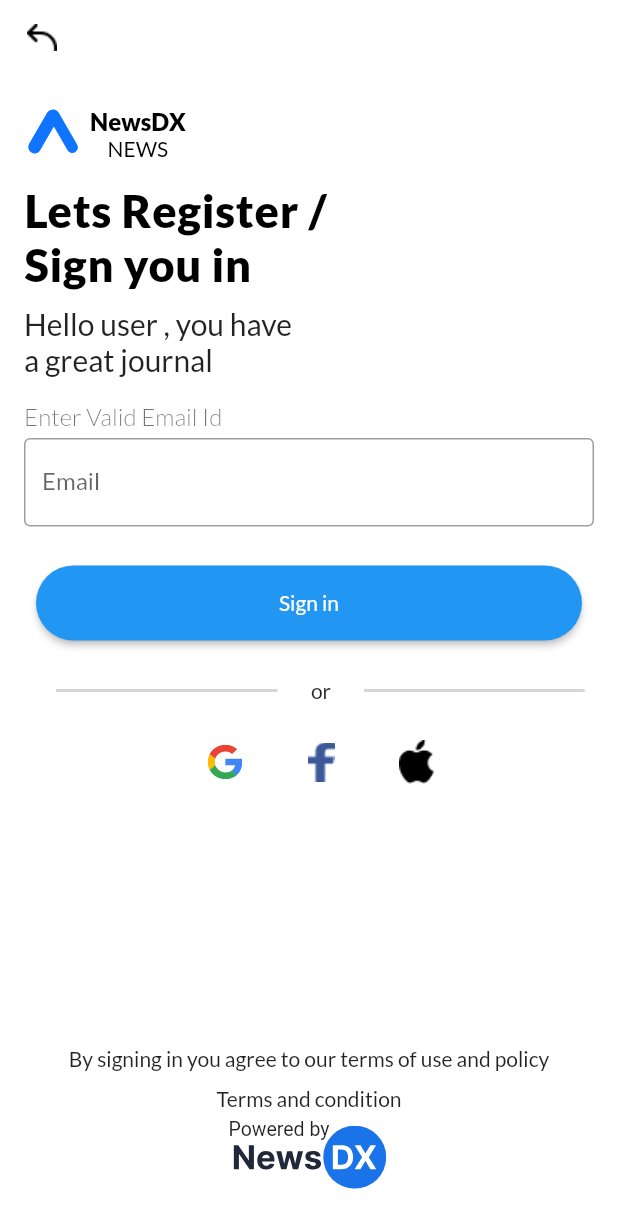
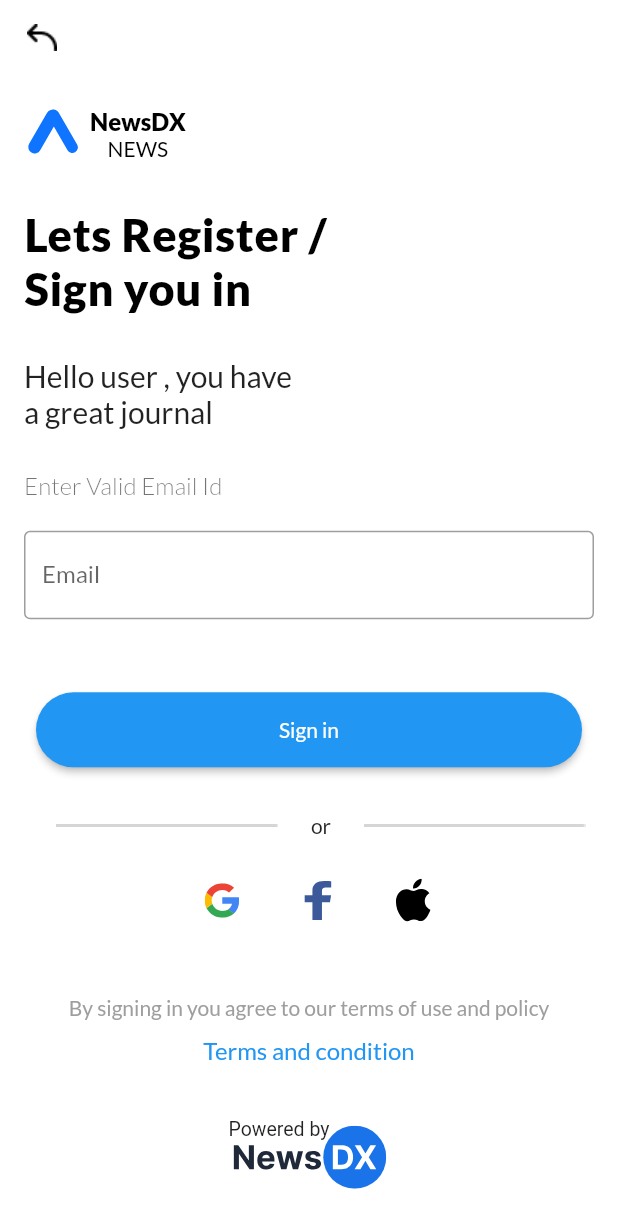
Before and after one commit to kamlesh12344321/NewsDXFlutter, a Flutter app: the screen it shows after launch, on a phone screen of 412 x 824 dp. Shown: the top 1228 px of the screen. Run offline on Flutter 3.47's test engine with Material 2 defaults, Android fonts, the phone set to English and light mode, and no system bars; our stand-ins replace cached_network_image, firebase_auth, firebase_core, flutter_svg, google_fonts, google_sign_in and 5 more; missing offline and left inert: dart:ffi, flutter_facebook_auth, sign_button, twitter_login; accounts and stored records are empty; project files that could hold a hidden picture were left out.

Commit message:
Worked on login page design

```diff
--- a/lib/app_constants/string_constant.dart
+++ b/lib/app_constants/string_constant.dart
@@ -20,6 +20,9 @@ class MyConstant{
   static const String otp_sent = "The secure 6 digit OTP is sent to your registered";
   static const String otp_mail_id = "email ID : ";
 
+  // Facebook console details
+
+
 
 
   // Preference key string
--- a/lib/screens/home_screen.dart
+++ b/lib/screens/home_screen.dart
@@ -94,7 +94,7 @@ Future sendDataToServer(String value) async {
     "propertyKey": "0a415906df2fd643733b865167adb19d",
   };
   var bodyData = json.encode(data);
-  final response = await http.post(Uri.parse("http://192.168.13.27/projects/NewsDX/stg-server/NewsDXAPI/V3/end_users/verify_idTokenString"),
+  final response = await http.post(Uri.parse("https://api.newsdx.io/V1/end_users/verify_idTokenString"),
     body: bodyData
   );
  if(response.statusCode == 200){
--- a/lib/screens/login_screen.dart
+++ b/lib/screens/login_screen.dart
@@ -112,11 +112,16 @@ class _LoginScreenState extends State<LoginScreen> {
                     ),
                   ],
                 ),
+
+
+              ],
+            ),
+
             const Align(
-                  alignment: Alignment.topLeft,
+              alignment:  AlignmentDirectional(-1.0, -0.75),
               child: Padding(
                 padding: EdgeInsets.only(
-                        left: 16.0, top: 14.0, right: 0.0, bottom: 0.0),
+                    left: 16.0, right: 0.0, bottom: 0.0),
                 child: Text(
                   MyConstant.loginScreenTitle,
                   style: TextStyle(
@@ -127,11 +132,12 @@ class _LoginScreenState extends State<LoginScreen> {
                 ),
               ),
             ),
+
             const Align(
-                  alignment: Alignment.topLeft,
+              alignment:  AlignmentDirectional(-1.0, -0.48),
               child: Padding(
                 padding: EdgeInsets.only(
-                        left: 16.0, top: 10.0, right: 0.0, bottom: 0.0),
+                    left: 16.0, right: 0.0, bottom: 0.0),
                 child: Text(
                   MyConstant.loginScreenSubTitle,
                   style: TextStyle(
@@ -142,10 +148,10 @@ class _LoginScreenState extends State<LoginScreen> {
               ),
             ),
             const Align(
-                  alignment: Alignment.topLeft,
+              alignment:  AlignmentDirectional(-1.0, -0.30),
               child: Padding(
                 padding: EdgeInsets.only(
-                        left: 16.0, top: 16.0, right: 0.0, bottom: 0.0),
+                    left: 16.0, right: 0.0, bottom: 0.0),
                 child: Text(
                   MyConstant.emailErrorMsg,
                   style: TextStyle(
@@ -156,10 +162,10 @@ class _LoginScreenState extends State<LoginScreen> {
               ),
             ),
             Align(
-                  alignment: Alignment.topLeft,
+              alignment: const AlignmentDirectional(0.0, -0.15),
               child: Padding(
                 padding: const EdgeInsets.only(
-                        left: 16.0, top: 5.0, right: 16.0, bottom: 0.0),
+                    left: 16.0, right: 16.0, bottom: 0.0),
                 child: TextField(
                   controller: myController,
                   maxLines: 1,
@@ -171,10 +177,10 @@ class _LoginScreenState extends State<LoginScreen> {
               ),
             ),
             Align(
-                  alignment: Alignment.topLeft,
+              alignment: const AlignmentDirectional(-0.08, 0.14),
               child: Padding(
                 padding: const EdgeInsets.only(
-                        left: 16.0, top: 18.0, right: 16.0, bottom: 0.0),
+                    left: 16.0, right: 16.0, bottom: 0.0),
                 child: TextButton(
                   onPressed: () {},
                   child: ElevatedButton(
@@ -199,10 +205,10 @@ class _LoginScreenState extends State<LoginScreen> {
               ),
             ),
             Align(
-                  alignment: Alignment.topCenter,
+              alignment: const AlignmentDirectional(-0.02, 0.30),
               child: Padding(
                 padding: const EdgeInsets.only(
-                        left: 16.0, top: 17.0, right: 0.0, bottom: 0.0),
+                    left: 16.0, right: 0.0, bottom: 0.0),
                 child: Row(
                   mainAxisAlignment: MainAxisAlignment.spaceEvenly,
                   mainAxisSize: MainAxisSize.max,
@@ -215,10 +221,10 @@ class _LoginScreenState extends State<LoginScreen> {
               ),
             ),
             Align(
-                  alignment: Alignment.topCenter,
+              alignment: const AlignmentDirectional(-0.02, 0.45),
               child: Padding(
                 padding: const EdgeInsets.only(
-                        left: 16.0, top: 15.0, right: 0.0, bottom: 0.0),
+                    left: 16.0, right: 0.0, bottom: 0.0),
                 child: Row(
                   mainAxisAlignment: MainAxisAlignment.center,
                   mainAxisSize: MainAxisSize.min,
@@ -250,28 +256,28 @@ class _LoginScreenState extends State<LoginScreen> {
                         onPressed: () {
                           signInWithFacebook();
                         },
-                            child: Image.asset("assets/facebook.png")),
+                        child: SvgPicture.asset("assets/facebook.svg")),
                     TextButton(
                         onPressed: () {},
-                            child: Image.asset("assets/apple.png")),
+                        child: SvgPicture.asset("assets/apple.svg")),
                   ],
                 ),
               ),
             ),
-              ],
-            ),
             Align(
-              alignment: const AlignmentDirectional(-0.02, 0.92),
+              alignment: const AlignmentDirectional(-0.02, 0.82),
               child: SizedBox(
                 width: double.infinity,
                 height: 100,
                 child: Column(
                   children: const [
-                    Text(MyConstant.signInScreenPrivacyPolicy),
+                    Text(MyConstant.signInScreenPrivacyPolicy,
+                        style: TextStyle(color: Colors.grey, fontSize: 14, fontWeight: FontWeight.w400),),
                     SizedBox(
                       height: 10,
                     ),
-                    Text(MyConstant.tcTitle),
+                    Text(MyConstant.tcTitle,
+                        style: TextStyle(color: Colors.blue, fontSize: 16, fontWeight: FontWeight.w400),),
                   ],
                 ),
               ),
```
Also changed, not shown: pubspec.yaml (+8 -2 lines), assets/apple.png (deleted), assets/apple.svg (added), assets/facebook.png (deleted), assets/facebook.svg (added), lib/generated/assets.dart, pubspec.lock, 1 other file. Lines whose indentation alone changed are shown as unchanged.
